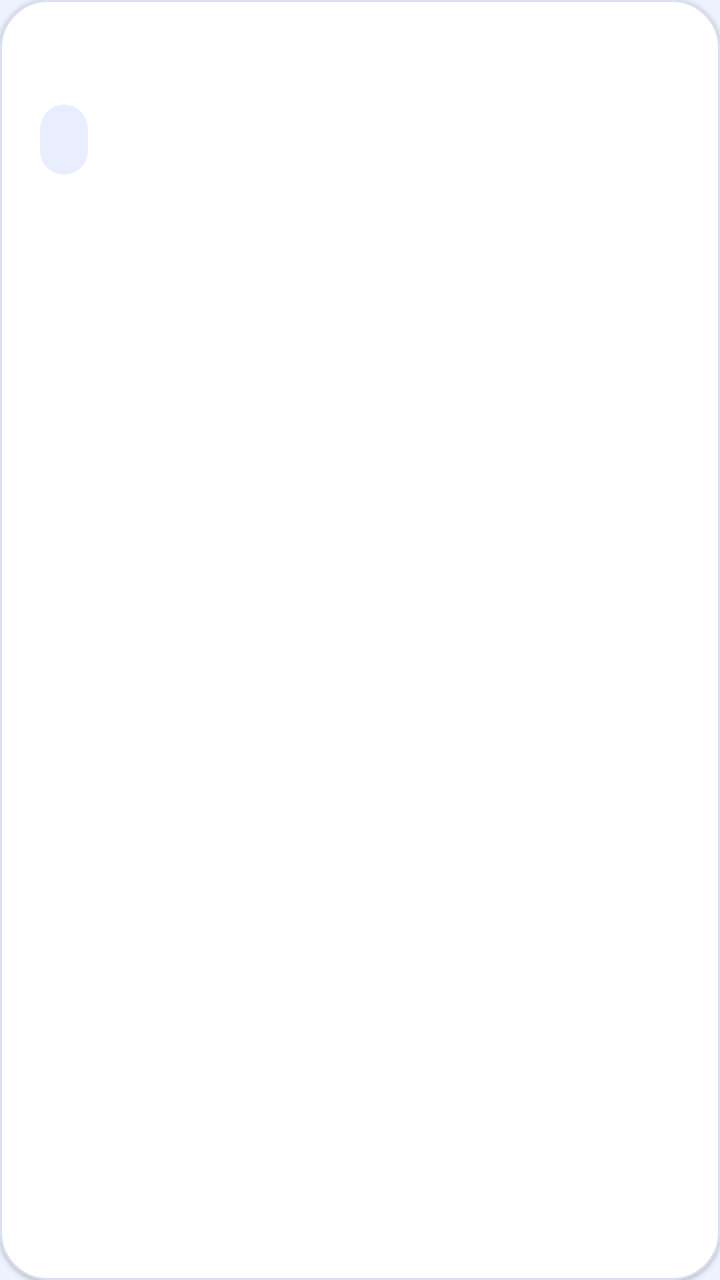
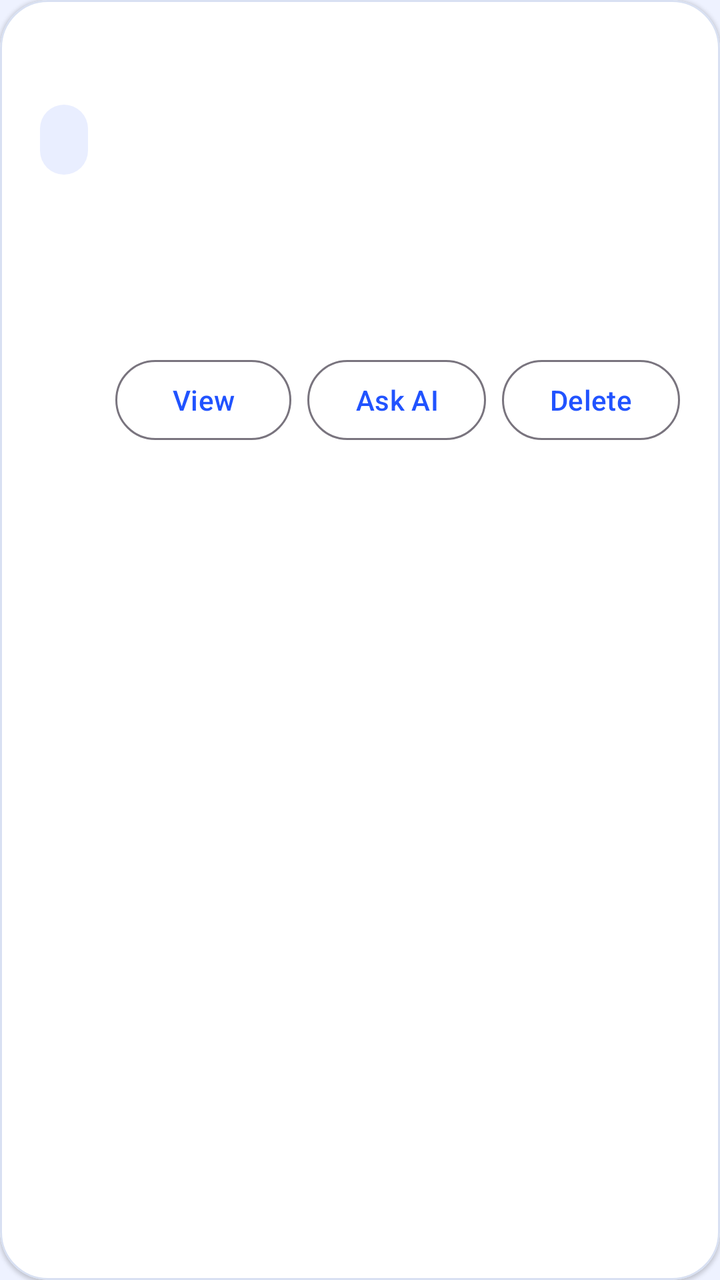

The first picture is an Android layout as it rendered before a commit; the second is the same layout after the commit. The layout source and the unified diff follow.
<!-- AndroidManifest.xml: application theme Theme.AIStudyBuddy -->
<!-- res/layout/item_note.xml -->
<?xml version="1.0" encoding="utf-8"?>
<com.google.android.material.card.MaterialCardView xmlns:android="http://schemas.android.com/apk/res/android"
    xmlns:app="http://schemas.android.com/apk/res-auto"
    android:layout_width="match_parent"
    android:layout_height="wrap_content"
    android:layout_marginTop="12dp"
    app:cardCornerRadius="24dp">

    <LinearLayout
        android:layout_width="match_parent"
        android:layout_height="wrap_content"
        android:orientation="vertical"
        android:padding="20dp">

        <TextView
            android:id="@+id/textTitle"
            android:layout_width="match_parent"
            android:layout_height="wrap_content"
            android:textColor="@color/brand_text_primary"
            android:textSize="18sp"
            android:textStyle="bold" />

        <TextView
            android:id="@+id/textDate"
            android:layout_width="wrap_content"
            android:layout_height="wrap_content"
            android:layout_marginTop="8dp"
            android:background="@drawable/bg_status_chip_light"
            android:paddingStart="12dp"
            android:paddingTop="8dp"
            android:paddingEnd="12dp"
            android:paddingBottom="8dp"
            android:textColor="@color/brand_primary" />

        <TextView
            android:id="@+id/textFileUrl"
            android:layout_width="match_parent"
            android:layout_height="wrap_content"
            android:layout_marginTop="12dp"
            android:textColor="@color/brand_text_secondary"
            android:textSize="13sp" />
    </LinearLayout>

</com.google.android.material.card.MaterialCardView>
<!-- resources referenced by this layout -->
<resources>
  <color name="brand_primary">#2153FF</color>
  <color name="brand_text_primary">#16213E</color>
  <color name="brand_text_secondary">#5B6887</color>
  <!-- drawable bg_status_chip_light (drawable) -->
  <?xml version="1.0" encoding="utf-8"?>
  <shape xmlns:android="http://schemas.android.com/apk/res/android">
      <solid android:color="@color/brand_surface_variant" />
      <corners android:radius="18dp" />
  </shape>
  <style name="Theme.AIStudyBuddy" parent="Base.Theme.AIStudyBuddy" />
  <color name="brand_surface_variant">#E9EEFF</color>
  <style name="Base.Theme.AIStudyBuddy" parent="Theme.Material3.DayNight.NoActionBar">
          <item name="colorPrimary">@color/brand_primary</item>
          <item name="colorOnPrimary">@color/brand_on_primary</item>
          <item name="colorSecondary">@color/brand_secondary</item>
          <item name="colorSurface">@color/brand_surface</item>
          <item name="colorSurfaceContainerLow">@color/brand_surface</item>
          <item name="android:windowBackground">@color/brand_background</item>
          <item name="android:statusBarColor">@android:color/transparent</item>
          <item name="android:navigationBarColor">@color/brand_card</item>
          <item name="android:windowLightStatusBar">true</item>
          <item name="materialCardViewStyle">@style/Widget.AIStudyBuddy.CardView</item>
          <item name="shapeAppearanceMediumComponent">@style/ShapeAppearance.AIStudyBuddy.Medium</item>
      </style>
  <color name="brand_on_primary">#FFFFFF</color>
  <color name="brand_secondary">#14B8A6</color>
  <color name="brand_surface">#F5F7FF</color>
  <color name="brand_background">#EEF2FF</color>
  <color name="brand_card">#FFFFFFFF</color>
  <style name="Widget.AIStudyBuddy.CardView" parent="Widget.Material3.CardView.Elevated">
          <item name="strokeColor">@color/brand_outline</item>
          <item name="strokeWidth">1dp</item>
          <item name="cardBackgroundColor">@color/brand_card</item>
      </style>
  <style name="ShapeAppearance.AIStudyBuddy.Medium" parent="ShapeAppearance.Material3.MediumComponent">
          <item name="cornerFamily">rounded</item>
          <item name="cornerSize">24dp</item>
      </style>
  <color name="brand_outline">#D8E0F2</color>
</resources>

<!-- the commit's change to res/layout/item_note.xml (unified diff, before → after) -->
@@ -33,12 +33,55 @@
             android:textColor="@color/brand_primary" />
 
         <TextView
+            android:id="@+id/textStatus"
+            android:layout_width="wrap_content"
+            android:layout_height="wrap_content"
+            android:layout_marginTop="8dp"
+            android:background="@drawable/bg_status_chip"
+            android:paddingStart="12dp"
+            android:paddingTop="8dp"
+            android:paddingEnd="12dp"
+            android:paddingBottom="8dp"
+            android:textColor="@color/white" />
+
+        <TextView
             android:id="@+id/textFileUrl"
             android:layout_width="match_parent"
             android:layout_height="wrap_content"
             android:layout_marginTop="12dp"
             android:textColor="@color/brand_text_secondary"
             android:textSize="13sp" />
+
+        <LinearLayout
+            android:layout_width="match_parent"
+            android:layout_height="wrap_content"
+            android:layout_marginTop="16dp"
+            android:gravity="end"
+            android:orientation="horizontal">
+
+            <com.google.android.material.button.MaterialButton
+                android:id="@+id/buttonView"
+                style="@style/Widget.Material3.Button.OutlinedButton"
+                android:layout_width="wrap_content"
+                android:layout_height="wrap_content"
+                android:text="@string/view" />
+
+            <com.google.android.material.button.MaterialButton
+                android:id="@+id/buttonAskAi"
+                style="@style/Widget.Material3.Button.OutlinedButton"
+                android:layout_width="wrap_content"
+                android:layout_height="wrap_content"
+                android:layout_marginStart="8dp"
+                android:text="@string/ask_ai" />
+
+            <com.google.android.material.button.MaterialButton
+                android:id="@+id/buttonDelete"
+                style="@style/Widget.Material3.Button.OutlinedButton"
+                android:layout_width="wrap_content"
+                android:layout_height="wrap_content"
+                android:layout_marginStart="8dp"
+                android:text="@string/delete" />
+        </LinearLayout>
     </LinearLayout>
 
 </com.google.android.material.card.MaterialCardView>
<!-- resource entries referenced after the edit -->
@@ -3,12 +3,22 @@
   <color name="brand_primary">#2153FF</color>
   <color name="brand_text_primary">#16213E</color>
   <color name="brand_text_secondary">#5B6887</color>
+  <color name="white">#FFFFFFFF</color>
+  <!-- drawable bg_status_chip (drawable) -->
+  <?xml version="1.0" encoding="utf-8"?>
+  <shape xmlns:android="http://schemas.android.com/apk/res/android">
+      <solid android:color="#3BFFFFFF" />
+      <corners android:radius="18dp" />
+  </shape>
   <!-- drawable bg_status_chip_light (drawable) -->
   <?xml version="1.0" encoding="utf-8"?>
   <shape xmlns:android="http://schemas.android.com/apk/res/android">
       <solid android:color="@color/brand_surface_variant" />
       <corners android:radius="18dp" />
   </shape>
+  <string name="ask_ai">Ask AI</string>
+  <string name="delete">Delete</string>
+  <string name="view">View</string>
   <style name="Theme.AIStudyBuddy" parent="Base.Theme.AIStudyBuddy" />
   <color name="brand_surface_variant">#E9EEFF</color>
   <style name="Base.Theme.AIStudyBuddy" parent="Theme.Material3.DayNight.NoActionBar">
